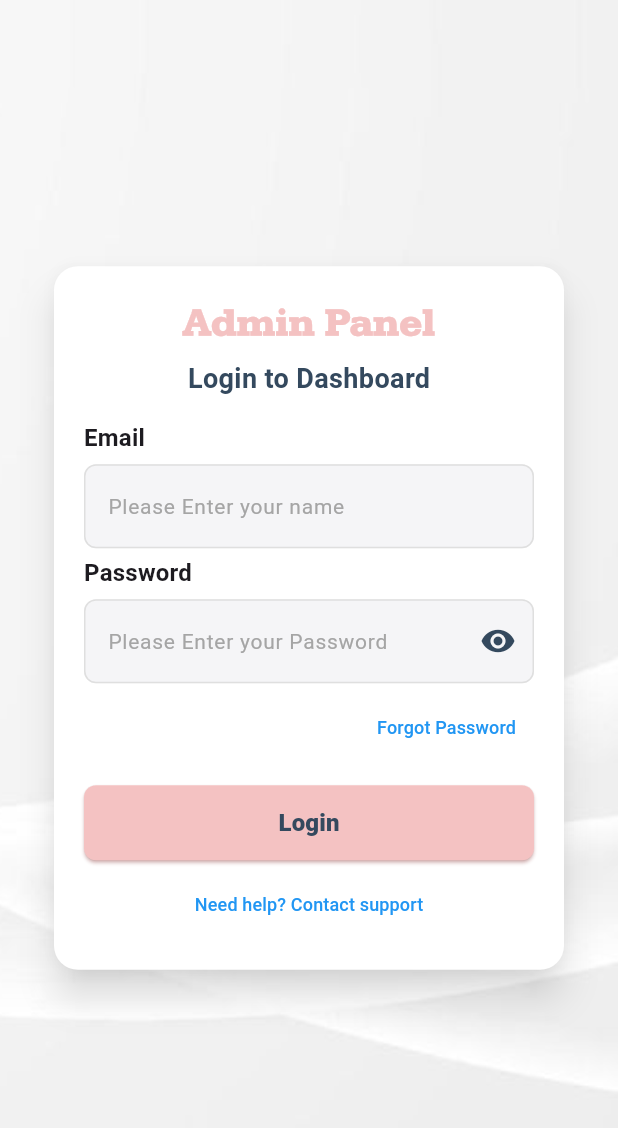
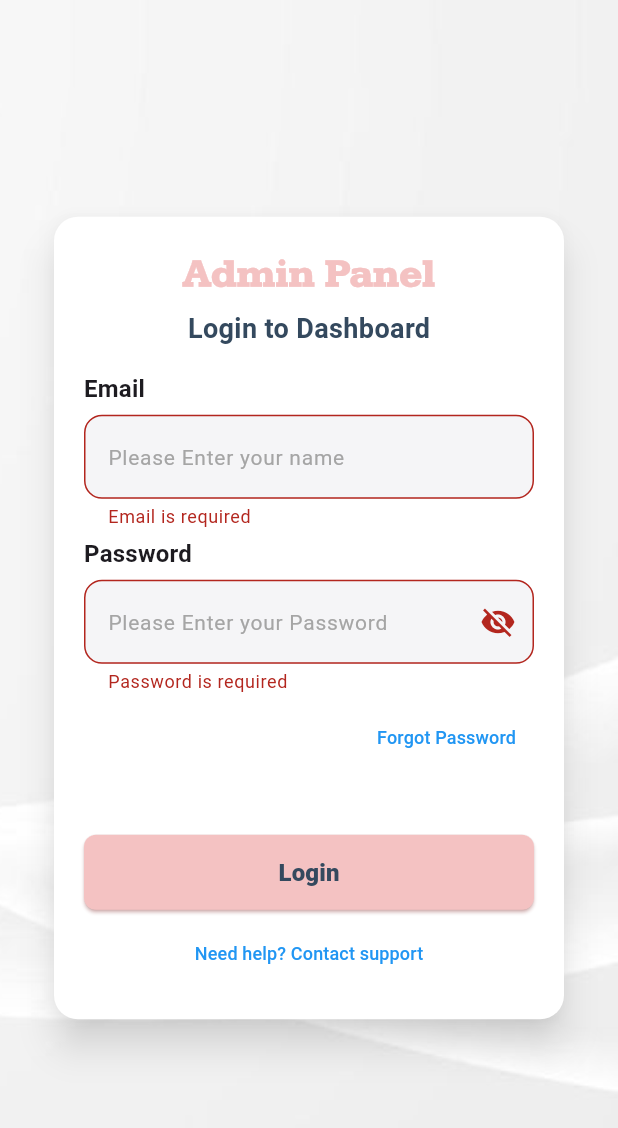
Before and after one commit to VarunDevFD/wr_admin, a Flutter app: the screen it shows after launch, after a tap on "Login", on a phone screen of 412 x 824 dp. Shown: the top 1128 px of the screen. Run offline on Flutter 3.47's test engine with Material 3 defaults, Android fonts, the phone set to English and light mode, and no system bars; our stand-ins replace get.

Commit message:
GetX injected and Login Done

```diff
--- a/wr_admin/lib/my_app.dart
+++ b/wr_admin/lib/my_app.dart
@@ -1,4 +1,5 @@
 import 'package:flutter/material.dart';
+import 'package:get/get_navigation/src/root/get_material_app.dart';
 import 'package:wr_admin/screens/entry/entry_screen.dart';
 import 'package:wr_admin/theme/app_theme.dart';
 
@@ -7,7 +8,7 @@ class MyApp extends StatelessWidget {
 
   @override
   Widget build(BuildContext context) {
-    return MaterialApp(
+    return GetMaterialApp(
       title: 'Flutter Demo',
       theme: AppTheme.lightTheme,
       debugShowCheckedModeBanner: false,
--- /dev/null
+++ b/wr_admin/lib/screens/controller/login_controller.dart
@@ -0,0 +1,35 @@
+import 'package:flutter/material.dart';
+import 'package:get/get.dart';
+import 'package:wr_admin/screens/home/home_screen.dart';
+
+class LoginController extends GetxController {
+  final formKey = GlobalKey<FormState>();
+
+  final emailController = TextEditingController();
+  final passwordController = TextEditingController();
+
+  final errorMessage = ''.obs;
+  final isPasswordHidden = true.obs;
+
+  void togglePassword() {
+    isPasswordHidden.value = !isPasswordHidden.value;
+  }
+
+  void login() {
+    if (formKey.currentState!.validate()) {
+      if (emailController.text == 'Varunrevathi6@gmail.com' &&
+          passwordController.text == 'v123456*') {
+        Get.to(() => const HomeScreen());
+      } else {
+        errorMessage.value = "Invalid login credentials";
+      }
+    }
+  }
+
+  @override
+  void onClose() {
+    emailController.dispose();
+    passwordController.dispose();
+    super.onClose();
+  }
+}
--- a/wr_admin/lib/screens/entry/entry_screen.dart
+++ b/wr_admin/lib/screens/entry/entry_screen.dart
@@ -14,9 +14,7 @@ class LoginScreen extends StatelessWidget {
             fit: BoxFit.cover,
           ),
         ),
-        child: Center(
-          child: LoginCardWidget(),
-        ),
+        child: LoginCardWidget(),
       ),
     );
   }
--- a/wr_admin/lib/screens/entry/widgets/card_widget.dart
+++ b/wr_admin/lib/screens/entry/widgets/card_widget.dart
@@ -1,17 +1,26 @@
 import 'package:flutter/material.dart';
+import 'package:wr_admin/screens/controller/login_controller.dart';
 import 'package:wr_admin/theme/app_theme.dart';
 import 'package:wr_admin/widgets/login_input_field.dart';
+import 'package:get/get.dart';
 
 class LoginCardWidget extends StatelessWidget {
-  const LoginCardWidget({super.key});
+  LoginCardWidget({super.key});
+
+  final LoginController controller = Get.put(LoginController());
 
   @override
   Widget build(BuildContext context) {
-    return Card(
+    return Form(
+      key: controller.formKey,
+      child: Center(
+        child: Card(
           color: AppTheme.lightTheme.scaffoldBackgroundColor,
           elevation: 10.0,
-      shape: RoundedRectangleBorder(borderRadius: BorderRadius.circular(16)),
-      shadowColor: const Color.fromARGB(255, 0, 0, 0).withValues(alpha: 0.6),
+          shape:
+              RoundedRectangleBorder(borderRadius: BorderRadius.circular(16)),
+          shadowColor:
+              const Color.fromARGB(255, 0, 0, 0).withValues(alpha: 0.6),
           child: Container(
             margin: EdgeInsets.all(20),
             width: 300,
@@ -46,14 +55,34 @@ class LoginCardWidget extends StatelessWidget {
                 ),
                 SizedBox(height: 5),
                 Text("Email", style: Theme.of(context).textTheme.titleMedium),
-            LoginInputField(hintText: "Please Enter your name"),
-            Text("Password", style: Theme.of(context).textTheme.titleMedium),
+                LoginInputField(
+                  hintText: "Please Enter your name",
+                  controller: controller.emailController,
+                  validator: (value) {
+                    if (value == null || value.isEmpty) {
+                      return "Email is required";
+                    }
+                    if (!GetUtils.isEmail(value)) {
+                      return "Enter valid email";
+                    }
+                    return null;
+                  },
+                ),
+                Text("Password",
+                    style: Theme.of(context).textTheme.titleMedium),
                 LoginInputField(
                   hintText: "Please Enter your Password",
-              obscureText: true,
-              icon: true,
-              validator: (value) =>
-                  value == null || value.isEmpty ? "Enter password" : null,
+                  controller: controller.passwordController,
+                  passIcon: true,
+                  validator: (value) {
+                    if (value == null || value.isEmpty) {
+                      return "Password is required";
+                    }
+                    if (value.length < 6) {
+                      return "Minimum 6 characters required";
+                    }
+                    return null;
+                  },
                 ),
                 Align(
                   alignment: Alignment.centerRight,
@@ -75,6 +104,12 @@ class LoginCardWidget extends StatelessWidget {
                   ),
                 ),
                 SizedBox(height: 5),
+
+                /// Error message display
+                Obx(() => Text(
+                      controller.errorMessage.value,
+                      style: const TextStyle(color: Colors.red),
+                    )),
                 Align(
                   alignment: Alignment.center,
                   widthFactor: 8,
@@ -88,7 +123,7 @@ class LoginCardWidget extends StatelessWidget {
                         borderRadius: BorderRadius.circular(8),
                       ),
                     ),
-                onPressed: () {},
+                    onPressed: controller.login,
                     child: Text(
                       'Login',
                       style: TextStyle(
@@ -121,6 +156,8 @@ class LoginCardWidget extends StatelessWidget {
               ],
             ),
           ),
+        ),
+      ),
     );
   }
 }
--- /dev/null
+++ b/wr_admin/lib/screens/home/home_screen.dart
@@ -0,0 +1,14 @@
+import 'package:flutter/material.dart';
+
+class HomeScreen extends StatelessWidget {
+  const HomeScreen({super.key});
+
+  @override
+  Widget build(BuildContext context) {
+    return const Scaffold(
+      body: Center(
+        child: Text("Home Page"),
+      ),
+    );
+  }
+}
--- a/wr_admin/lib/utils/build_input_decoration.dart
+++ /dev/null
@@ -1,26 +0,0 @@
-import 'package:flutter/material.dart';
-import 'package:wr_admin/theme/app_theme.dart';
-import 'package:wr_admin/utils/borders.dart';
-
-InputDecoration buildInputDecoration(String hintText, bool icon) {
-  return InputDecoration(
-    hintText: hintText,
-    hintStyle: const TextStyle(
-      color: Color(0xFFA5A5A5),
-      fontSize: 14,
-    ),
-    filled: true,
-    fillColor: const Color(0xFFF5F5F7),
-    border: outlineInputBorder,
-    enabledBorder: outlineInputBorder2,
-    focusedBorder: outlineInputBorder,
-    suffixIcon: (icon)
-        ? IconButton(
-            color: AppTheme.secondaryColor,
-            hoverColor: Colors.transparent,
-            icon: Icon(Icons.remove_red_eye_rounded),
-            onPressed: () {},
-          )
-        : null,
-  );
-}
--- a/wr_admin/lib/widgets/login_input_field.dart
+++ b/wr_admin/lib/widgets/login_input_field.dart
@@ -1,26 +1,74 @@
 import 'package:flutter/material.dart';
-import 'package:wr_admin/utils/build_input_decoration.dart';
+import 'package:get/get.dart';
+import 'package:wr_admin/screens/controller/login_controller.dart';
+import 'package:wr_admin/utils/borders.dart';
 
 class LoginInputField extends StatelessWidget {
   final String hintText;
-  final bool obscureText;
-  final bool icon;
+  final TextEditingController controller;
+  final bool passIcon;
   final String? Function(String?)? validator;
 
   const LoginInputField({
     super.key,
     required this.hintText,
-    this.obscureText = false,
+    required this.controller,
+    this.passIcon = false,
     this.validator,
-    this.icon = false,
   });
+
   @override
   Widget build(BuildContext context) {
+    final loginController = Get.find<LoginController>();
+
+    if (passIcon) {
+      return Obx(
+        () => TextFormField(
+          controller: controller,
+          cursorColor: Colors.black,
+          obscureText: loginController.isPasswordHidden.value,
+          validator: validator,
+          decoration: InputDecoration(
+            hintText: hintText,
+            hintStyle: const TextStyle(
+              color: Color(0xFFA5A5A5),
+              fontSize: 14,
+            ),
+            filled: true,
+            fillColor: const Color(0xFFF5F5F7),
+            border: outlineInputBorder,
+            enabledBorder: outlineInputBorder2,
+            focusedBorder: outlineInputBorder,
+            suffixIcon: IconButton(
+              icon: Icon(
+                loginController.isPasswordHidden.value
+                    ? Icons.visibility_off
+                    : Icons.visibility,
+              ),
+              onPressed: loginController.togglePassword,
+            ),
+          ),
+        ),
+      );
+    }
+
+    // Normal field (no reactive rebuild)
     return TextFormField(
+      controller: controller,
       cursorColor: Colors.black,
-      obscureText: obscureText,
       validator: validator,
-      decoration: buildInputDecoration(hintText, icon),
+      decoration: InputDecoration(
+        hintText: hintText,
+        hintStyle: const TextStyle(
+          color: Color(0xFFA5A5A5),
+          fontSize: 14,
+        ),
+        filled: true,
+        fillColor: const Color(0xFFF5F5F7),
+        border: outlineInputBorder,
+        enabledBorder: outlineInputBorder2,
+        focusedBorder: outlineInputBorder,
+      ),
     );
   }
 }
--- a/wr_admin/pubspec.yaml
+++ b/wr_admin/pubspec.yaml
@@ -31,9 +31,8 @@ dependencies:
   flutter:
     sdk: flutter
 
-  # The following adds the Cupertino Icons font to your application.
-  # Use with the CupertinoIcons class for iOS style icons.
   cupertino_icons: ^1.0.8
+  get: ^4.6.6
 
 dev_dependencies:
   flutter_test:
```
Also changed, not shown: wr_admin/pubspec.lock. Lines whose indentation alone changed are shown as unchanged.
